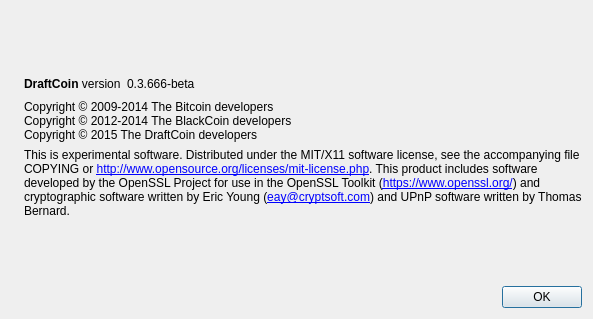
Qt form src/qt/forms/aboutdialog.ui (btcdraft/draftcoin) before a commit.
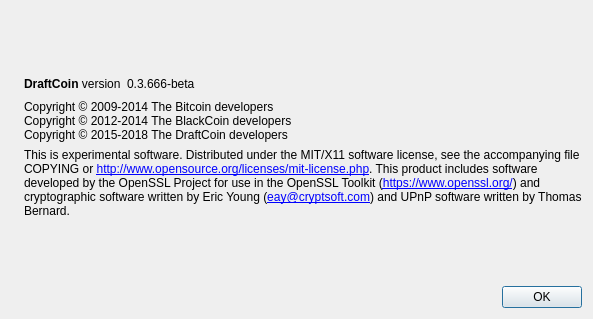
The same form after that commit. Icons and pictures are not drawn.

Commit message: Update to copyrights. Contains all build updates for installer and checkpoints

Patch:
```diff
--- a/src/qt/forms/aboutdialog.ui
+++ b/src/qt/forms/aboutdialog.ui
@@ -93,7 +93,7 @@
        <property name="text">
         <string>Copyright © 2009-2014 The Bitcoin developers
 Copyright © 2012-2014 The BlackCoin developers
-Copyright © 2015 The DraftCoin developers</string>
+Copyright © 2015-2018 The DraftCoin developers</string>
        </property>
        <property name="textInteractionFlags">
         <set>Qt::LinksAccessibleByMouse|Qt::TextSelectableByKeyboard|Qt::TextSelectableByMouse</set>
```
The commit also changes 77 other files.
